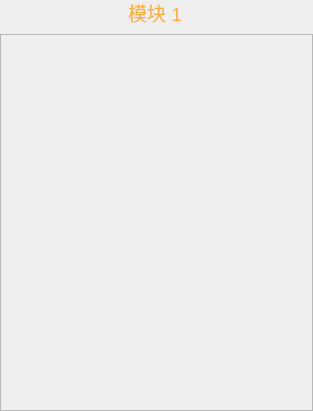
This is Window/Module/modular.ui in caosq/ChickenFarm as Qt 5 draws it before an edit. The edited form follows.
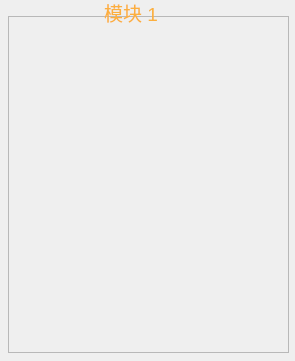
This is the edited form. Icons and pictures are not drawn.

Diff of the .ui file:
```diff
--- a/Window/Module/modular.ui
+++ b/Window/Module/modular.ui
@@ -6,8 +6,8 @@
    <rect>
     <x>0</x>
     <y>0</y>
-    <width>313</width>
-    <height>411</height>
+    <width>295</width>
+    <height>361</height>
    </rect>
   </property>
   <property name="windowTitle">
@@ -16,10 +16,10 @@
   <widget class="QFrame" name="frame">
    <property name="geometry">
     <rect>
-     <x>0</x>
-     <y>34</y>
-     <width>313</width>
-     <height>377</height>
+     <x>8</x>
+     <y>16</y>
+     <width>281</width>
+     <height>337</height>
     </rect>
    </property>
    <property name="styleSheet">
@@ -36,7 +36,7 @@
   <widget class="QLabel" name="label">
    <property name="geometry">
     <rect>
-     <x>128</x>
+     <x>104</x>
      <y>0</y>
      <width>57</width>
      <height>25</height>
```
Left out of the diff: 2 changed lines with no effect on the pictures.
